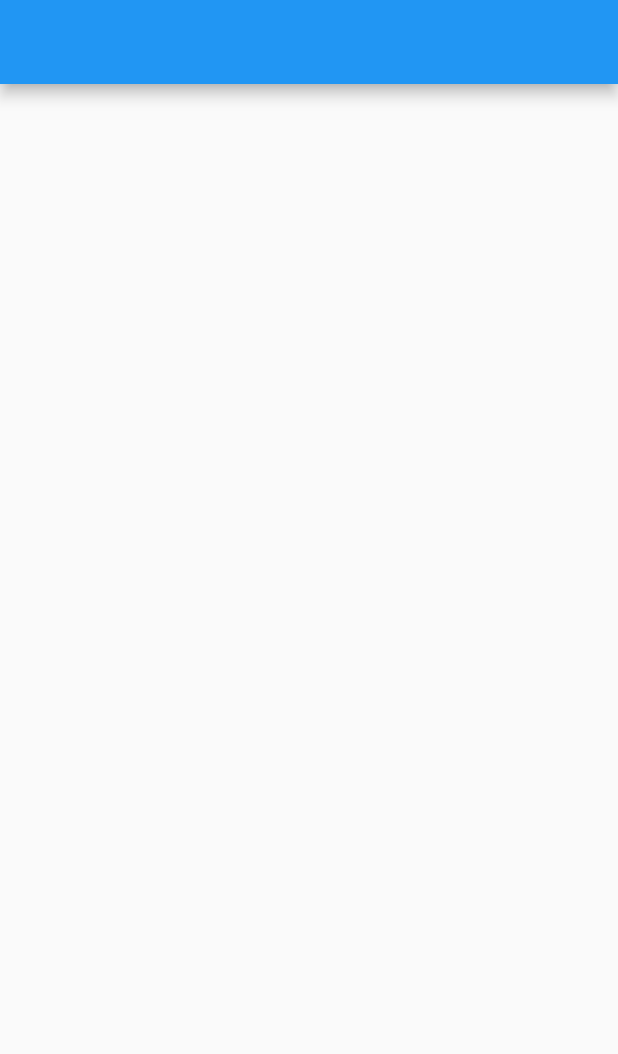
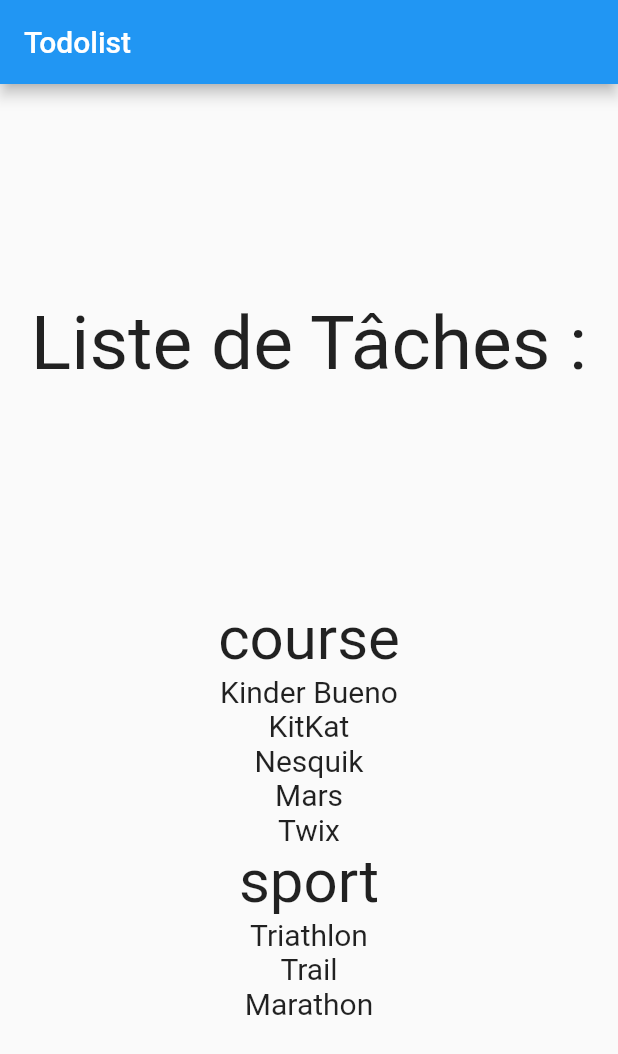
Before and after one commit to Kero3333/todolist, a Flutter app: the screen it shows after launch, on a phone screen of 412 x 824 dp. Shown: the top 1054 px of the screen. Run offline on Flutter 3.47's test engine with Material 2 defaults, Android fonts, the phone set to English and light mode, and no system bars.

Commit message:
display tasks by category

```diff
--- a/lib/classes/todolist/course.dart
+++ b/lib/classes/todolist/course.dart
@@ -6,8 +6,10 @@ class Course extends Tache {
 
   @override
   String toString() {
-    return "$name ---- quantity: $quantity ----- ${isChecked ? '🗹' : '☐'}";
+    return "$name";
   }
+
+  get getQuantity => quantity;
 
   @override
   void toChecked() {
--- a/lib/classes/todolist/sport.dart
+++ b/lib/classes/todolist/sport.dart
@@ -7,7 +7,7 @@ class Sport extends Tache {
 
   @override
   String toString() {
-    return "$name ---- ${time?.inSeconds} ---- ${isChecked ? '🗹' : '☐'}";
+    return "$name";
   }
 
   @override
--- a/lib/classes/todolist/tache.dart
+++ b/lib/classes/todolist/tache.dart
@@ -14,6 +14,7 @@ abstract class Tache {
   void toChecked();
   void toUnchecked();
   get getTheme => "$theme".split('.')[1];
+  get getName => "$name";
 }
 
 // class Course extends Tache {
--- a/lib/main.dart
+++ b/lib/main.dart
@@ -1,4 +1,8 @@
 import 'package:flutter/material.dart';
+
+import 'classes/todolist/course.dart';
+import 'classes/todolist/sport.dart';
+import 'classes/todolist/tache.dart';
 
 void main() {
   runApp(const MyApp());
@@ -25,11 +29,81 @@ class HomePage extends StatefulWidget {
 }
 
 class _HomePage extends State<HomePage> {
+  Map getMapOfTaskSorted(List<Tache> listTask) {
+    Map listeTaskPerCategory = {};
+    listTask.forEach((el) {
+      if (!listeTaskPerCategory.containsKey(el.getTheme)) {
+        listeTaskPerCategory[el.getTheme] = [];
+      }
+      listeTaskPerCategory[el.getTheme].add(el);
+    });
+    return listeTaskPerCategory;
+  }
+
+  Column displayTasks(List<Tache> listTask, [int nbToDisplay = 3]) {
+    Column listTasks =
+        Column(mainAxisAlignment: MainAxisAlignment.spaceBetween, children: []);
+    Map listeTaskPerCategory = getMapOfTaskSorted(listTask);
+
+    listeTaskPerCategory.keys.forEach((element) {
+      List<Widget> listTasksChildren = [];
+      for (int i = 0; i < nbToDisplay; i++) {
+        if (listeTaskPerCategory[element].length > i) {
+          listTasksChildren.add(Text(
+            "${listeTaskPerCategory[element][i]}",
+            style: const TextStyle(fontSize: 20),
+          ));
+        }
+      }
+      listTasks.children.addAll([
+        Text(element, style: const TextStyle(fontSize: 40)),
+        Column(
+          mainAxisAlignment: MainAxisAlignment.spaceBetween,
+          children: listTasksChildren,
+        )
+      ]);
+    });
+    return listTasks;
+  }
+
+  Column _test() {
+    List<Tache> listeTache = [];
+    Course kinder = Course("Kinder Bueno", 2);
+    listeTache.add(kinder);
+    kinder.toChecked();
+    kinder.toUnchecked();
+    Sport triathlon = Sport("Triathlon", Duration(minutes: 40));
+    listeTache.add(triathlon);
+    listeTache.add(Course("KitKat", 5));
+    listeTache.add(Sport("Trail", Duration(hours: 2)));
+    listeTache.add(Course("Nesquik", 4));
+    listeTache.add(Course("Mars", 1));
+    listeTache.add(Course("Twix", 3));
+    listeTache.add(Sport("Marathon", Duration(hours: 6)));
+    listeTache.add(Course("Bounty", 5));
+
+    return Column(
+      children: [displayTasks(listeTache, 5)],
+    );
+  }
+
   @override
   Widget build(BuildContext context) {
     return Scaffold(
-      appBar: AppBar(),
-      body: Center(),
+      appBar: AppBar(
+        title: const Text("Todolist"),
+      ),
+      body: Center(
+          child: (Column(
+        mainAxisAlignment: MainAxisAlignment.spaceEvenly,
+        children: [
+          const Text(
+            "Liste de Tâches :",
+            style: TextStyle(fontSize: 50),
+          ),
+          _test()
+        ],
+      ))),
     );
   }
 }
```
